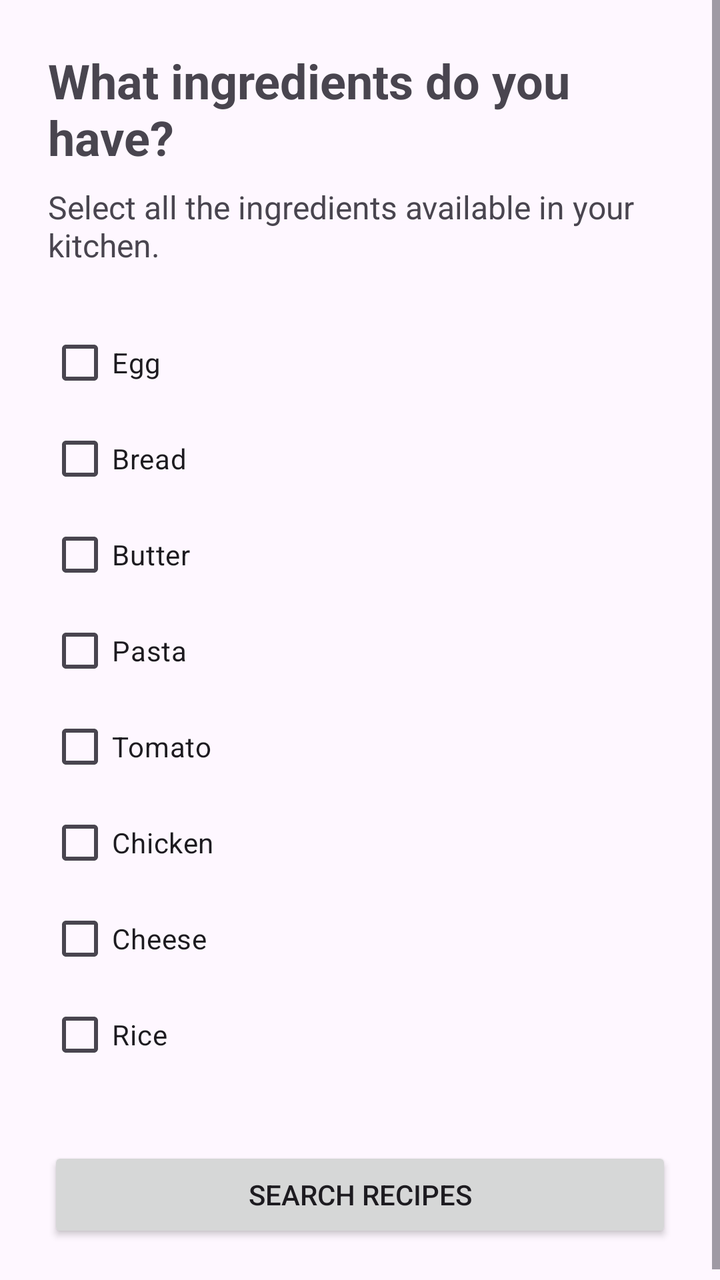
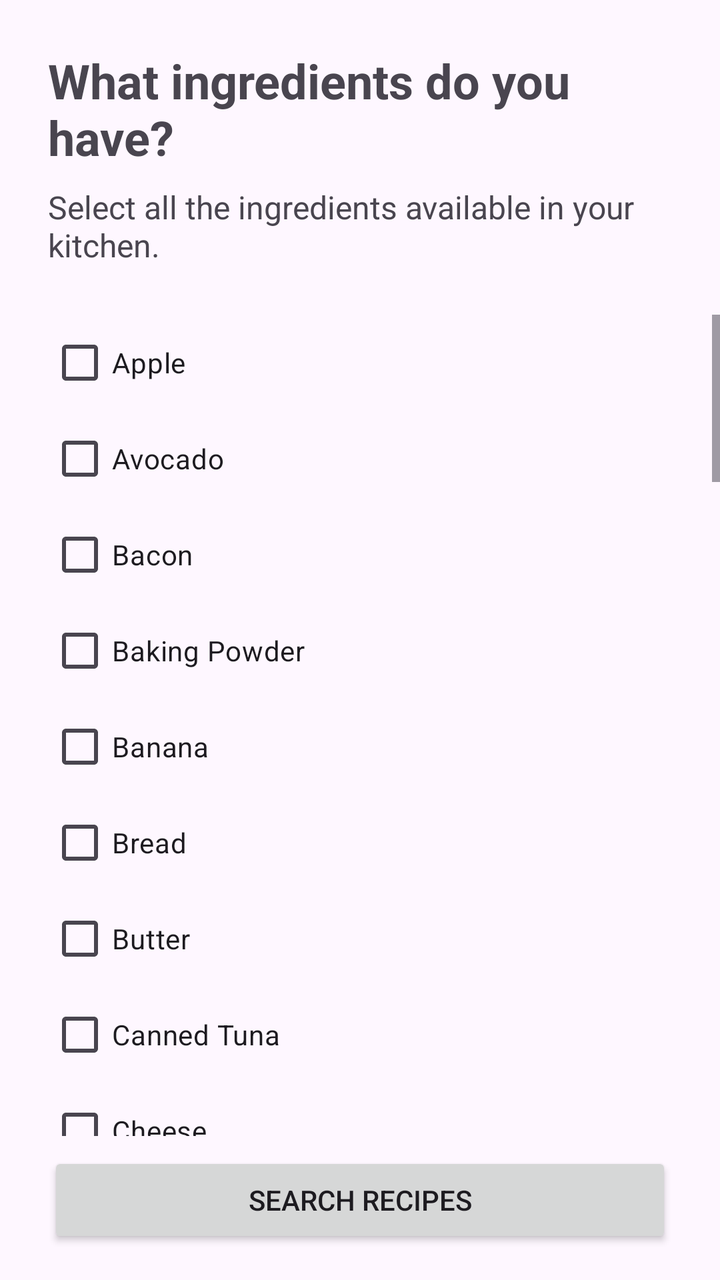

Screens rendered from an Android XML layout before and after an edit, with the pre-edit source and the edit as a unified diff.
<!-- AndroidManifest.xml: application theme Theme.ReciPick -->
<!-- res/layout/activity_main.xml -->
<?xml version="1.0" encoding="utf-8"?>
<ScrollView xmlns:android="http://schemas.android.com/apk/res/android"
    android:layout_width="match_parent"
    android:layout_height="match_parent">

    <LinearLayout
        android:layout_width="match_parent"
        android:layout_height="wrap_content"
        android:orientation="vertical"
        android:padding="24dp">

        <TextView
            android:layout_width="wrap_content"
            android:layout_height="wrap_content"
            android:layout_gravity="center_horizontal"
            android:text="What ingredients do you have?"
            android:textSize="24sp"
            android:textStyle="bold" />

        <TextView
            android:layout_width="wrap_content"
            android:layout_height="wrap_content"
            android:layout_gravity="center_horizontal"
            android:layout_marginTop="8dp"
            android:layout_marginBottom="24dp"
            android:text="Select all the ingredients available in your kitchen."
            android:textSize="16sp" />

        <CheckBox
            android:id="@+id/cbEgg"
            android:layout_width="match_parent"
            android:layout_height="wrap_content"
            android:text="Egg"/>

        <CheckBox
            android:id="@+id/cbBread"
            android:layout_width="match_parent"
            android:layout_height="wrap_content"
            android:text="Bread"/>

        <CheckBox
            android:id="@+id/cbButter"
            android:layout_width="match_parent"
            android:layout_height="wrap_content"
            android:text="Butter"/>

        <CheckBox
            android:id="@+id/cbPasta"
            android:layout_width="match_parent"
            android:layout_height="wrap_content"
            android:text="Pasta"/>

        <CheckBox
            android:id="@+id/cbTomato"
            android:layout_width="match_parent"
            android:layout_height="wrap_content"
            android:text="Tomato"/>

        <CheckBox
            android:id="@+id/cbChicken"
            android:layout_width="match_parent"
            android:layout_height="wrap_content"
            android:text="Chicken"/>

        <CheckBox
            android:id="@+id/cbCheese"
            android:layout_width="match_parent"
            android:layout_height="wrap_content"
            android:text="Cheese"/>

        <CheckBox
            android:id="@+id/cbRice"
            android:layout_width="match_parent"
            android:layout_height="wrap_content"
            android:text="Rice"/>

        <Button
            android:id="@+id/btnSearch"
            android:layout_width="match_parent"
            android:layout_height="wrap_content"
            android:layout_marginTop="32dp"
            android:text="Search Recipes"/>

    </LinearLayout>

</ScrollView>
<!-- resources referenced by this layout -->
<resources>
  <style name="Theme.ReciPick" parent="Base.Theme.ReciPick" />
  <style name="Base.Theme.ReciPick" parent="Theme.Material3.DayNight.NoActionBar">
          
          
      </style>
</resources>

<!-- the commit's change to res/layout/activity_main.xml (unified diff, before → after) -->
@@ -1,13 +1,15 @@
 <?xml version="1.0" encoding="utf-8"?>
-<ScrollView xmlns:android="http://schemas.android.com/apk/res/android"
+<LinearLayout xmlns:android="http://schemas.android.com/apk/res/android"
     android:layout_width="match_parent"
-    android:layout_height="match_parent">
+    android:layout_height="match_parent"
+    android:orientation="vertical">
 
     <LinearLayout
         android:layout_width="match_parent"
         android:layout_height="wrap_content"
         android:orientation="vertical"
-        android:padding="24dp">
+        android:padding="24dp"
+        android:paddingBottom="8dp">
 
         <TextView
             android:layout_width="wrap_content"
@@ -22,65 +24,285 @@
             android:layout_height="wrap_content"
             android:layout_gravity="center_horizontal"
             android:layout_marginTop="8dp"
-            android:layout_marginBottom="24dp"
             android:text="Select all the ingredients available in your kitchen."
             android:textSize="16sp" />
 
-        <CheckBox
-            android:id="@+id/cbEgg"
+    </LinearLayout>
+
+    <ScrollView
+        android:layout_width="match_parent"
+        android:layout_height="0dp"
+        android:layout_weight="1">
+
+        <LinearLayout
             android:layout_width="match_parent"
             android:layout_height="wrap_content"
-            android:text="Egg"/>
-
-        <CheckBox
-            android:id="@+id/cbBread"
-            android:layout_width="match_parent"
-            android:layout_height="wrap_content"
-            android:text="Bread"/>
-
-        <CheckBox
-            android:id="@+id/cbButter"
-            android:layout_width="match_parent"
-            android:layout_height="wrap_content"
-            android:text="Butter"/>
-
-        <CheckBox
-            android:id="@+id/cbPasta"
-            android:layout_width="match_parent"
-            android:layout_height="wrap_content"
-            android:text="Pasta"/>
-
-        <CheckBox
-            android:id="@+id/cbTomato"
-            android:layout_width="match_parent"
-            android:layout_height="wrap_content"
-            android:text="Tomato"/>
-
-        <CheckBox
-            android:id="@+id/cbChicken"
-            android:layout_width="match_parent"
-            android:layout_height="wrap_content"
-            android:text="Chicken"/>
-
-        <CheckBox
-            android:id="@+id/cbCheese"
-            android:layout_width="match_parent"
-            android:layout_height="wrap_content"
-            android:text="Cheese"/>
-
-        <CheckBox
-            android:id="@+id/cbRice"
-            android:layout_width="match_parent"
-            android:layout_height="wrap_content"
-            android:text="Rice"/>
-
-        <Button
-            android:id="@+id/btnSearch"
-            android:layout_width="match_parent"
-            android:layout_height="wrap_content"
-            android:layout_marginTop="32dp"
-            android:text="Search Recipes"/>
-
-    </LinearLayout>
-
-</ScrollView>
+            android:orientation="vertical"
+            android:paddingStart="24dp"
+            android:paddingEnd="24dp">
+
+            <CheckBox
+                android:id="@+id/cbApple"
+                android:layout_width="match_parent"
+                android:layout_height="wrap_content"
+                android:text="Apple" />
+
+            <CheckBox
+                android:id="@+id/cbAvocado"
+                android:layout_width="match_parent"
+                android:layout_height="wrap_content"
+                android:text="Avocado" />
+
+            <CheckBox
+                android:id="@+id/cbBacon"
+                android:layout_width="match_parent"
+                android:layout_height="wrap_content"
+                android:text="Bacon" />
+
+            <CheckBox
+                android:id="@+id/cbBakingPowder"
+                android:layout_width="match_parent"
+                android:layout_height="wrap_content"
+                android:text="Baking Powder" />
+
+            <CheckBox
+                android:id="@+id/cbBanana"
+                android:layout_width="match_parent"
+                android:layout_height="wrap_content"
+                android:text="Banana" />
+
+            <CheckBox
+                android:id="@+id/cbBread"
+                android:layout_width="match_parent"
+                android:layout_height="wrap_content"
+                android:text="Bread" />
+
+            <CheckBox
+                android:id="@+id/cbButter"
+                android:layout_width="match_parent"
+                android:layout_height="wrap_content"
+                android:text="Butter" />
+
+            <CheckBox
+                android:id="@+id/cbCannedTuna"
+                android:layout_width="match_parent"
+                android:layout_height="wrap_content"
+                android:text="Canned Tuna" />
+
+            <CheckBox
+                android:id="@+id/cbCheese"
+                android:layout_width="match_parent"
+                android:layout_height="wrap_content"
+                android:text="Cheese" />
+
+            <CheckBox
+                android:id="@+id/cbChicken"
+                android:layout_width="match_parent"
+                android:layout_height="wrap_content"
+                android:text="Chicken" />
+
+            <CheckBox
+                android:id="@+id/cbCinnamon"
+                android:layout_width="match_parent"
+                android:layout_height="wrap_content"
+                android:text="Cinnamon" />
+
+            <CheckBox
+                android:id="@+id/cbCrackers"
+                android:layout_width="match_parent"
+                android:layout_height="wrap_content"
+                android:text="Crackers" />
+
+            <CheckBox
+                android:id="@+id/cbCucumber"
+                android:layout_width="match_parent"
+                android:layout_height="wrap_content"
+                android:text="Cucumber" />
+
+            <CheckBox
+                android:id="@+id/cbEgg"
+                android:layout_width="match_parent"
+                android:layout_height="wrap_content"
+                android:text="Egg" />
+
+            <CheckBox
+                android:id="@+id/cbFlour"
+                android:layout_width="match_parent"
+                android:layout_height="wrap_content"
+                android:text="Flour" />
+
+            <CheckBox
+                android:id="@+id/cbGarlic"
+                android:layout_width="match_parent"
+                android:layout_height="wrap_content"
+                android:text="Garlic" />
+
+            <CheckBox
+                android:id="@+id/cbHoney"
+                android:layout_width="match_parent"
+                android:layout_height="wrap_content"
+                android:text="Honey" />
+
+            <CheckBox
+                android:id="@+id/cbKetchup"
+                android:layout_width="match_parent"
+                android:layout_height="wrap_content"
+                android:text="Ketchup" />
+
+            <CheckBox
+                android:id="@+id/cbLemon"
+                android:layout_width="match_parent"
+                android:layout_height="wrap_content"
+                android:text="Lemon" />
+
+            <CheckBox
+                android:id="@+id/cbMayonnaise"
+                android:layout_width="match_parent"
+                android:layout_height="wrap_content"
+                android:text="Mayonnaise" />
+
+            <CheckBox
+                android:id="@+id/cbMilk"
+                android:layout_width="match_parent"
+                android:layout_height="wrap_content"
+                android:text="Milk" />
+
+            <CheckBox
+                android:id="@+id/cbMustard"
+                android:layout_width="match_parent"
+                android:layout_height="wrap_content"
+                android:text="Mustard" />
+
+            <CheckBox
+                android:id="@+id/cbNoodles"
+                android:layout_width="match_parent"
+                android:layout_height="wrap_content"
+                android:text="Noodles" />
+
+            <CheckBox
+                android:id="@+id/cbOliveOil"
+                android:layout_width="match_parent"
+                android:layout_height="wrap_content"
+                android:text="Olive Oil" />
+
+            <CheckBox
+                android:id="@+id/cbOlives"
+                android:layout_width="match_parent"
+                android:layout_height="wrap_content"
+                android:text="Olives" />
+
+            <CheckBox
+                android:id="@+id/cbOnion"
+                android:layout_width="match_parent"
+                android:layout_height="wrap_content"
+                android:text="Onion" />
+
+            <CheckBox
+                android:id="@+id/cbOrange"
+                android:layout_width="match_parent"
+                android:layout_height="wrap_content"
+                android:text="Orange" />
+
+            <CheckBox
+                android:id="@+id/cbOregano"
+                android:layout_width="match_parent"
+                android:layout_height="wrap_content"
+                android:text="Oregano" />
+
+            <CheckBox
+                android:id="@+id/cbParmesan"
+                android:layout_width="match_parent"
+                android:layout_height="wrap_content"
+                android:text="Parmesan" />
+
+            <CheckBox
+                android:id="@+id/cbPasta"
+                android:layout_width="match_parent"
+                android:layout_height="wrap_content"
+                android:text="Pasta" />
+
+            <CheckBox
+                android:id="@+id/cbPeanutButter"
+                android:layout_width="match_parent"
+                android:layout_height="wrap_content"
+                android:text="Peanut Butter" />
+
+            <CheckBox
+                android:id="@+id/cbPotato"
+                android:layout_width="match_parent"
+                android:layout_height="wrap_content"
+                android:text="Potato" />
+
+            <CheckBox
+                android:id="@+id/cbRice"
+                android:layout_width="match_parent"
+                android:layout_height="wrap_content"
+                android:text="Rice" />
+
+            <CheckBox
+                android:id="@+id/cbSalt"
+                android:layout_width="match_parent"
+                android:layout_height="wrap_content"
+                android:text="Salt" />
+
+            <CheckBox
+                android:id="@+id/cbShrimp"
+                android:layout_width="match_parent"
+                android:layout_height="wrap_content"
+                android:text="Shrimp" />
+
+            <CheckBox
+                android:id="@+id/cbSoySauce"
+                android:layout_width="match_parent"
+                android:layout_height="wrap_content"
+                android:text="Soy Sauce" />
+
+            <CheckBox
+                android:id="@+id/cbStrawberry"
+                android:layout_width="match_parent"
+                android:layout_height="wrap_content"
+                android:text="Strawberry" />
+
+            <CheckBox
+                android:id="@+id/cbSugar"
+                android:layout_width="match_parent"
+                android:layout_height="wrap_content"
+                android:text="Sugar" />
+
+            <CheckBox
+                android:id="@+id/cbTomato"
+                android:layout_width="match_parent"
+                android:layout_height="wrap_content"
+                android:text="Tomato" />
+
+            <CheckBox
+                android:id="@+id/cbTortillas"
+                android:layout_width="match_parent"
+                android:layout_height="wrap_content"
+                android:text="Tortillas" />
+
+            <CheckBox
+                android:id="@+id/cbVinegar"
+                android:layout_width="match_parent"
+                android:layout_height="wrap_content"
+                android:text="Vinegar" />
+
+            <CheckBox
+                android:id="@+id/cbYogurt"
+                android:layout_width="match_parent"
+                android:layout_height="wrap_content"
+                android:text="Yogurt" />
+        </LinearLayout>
+    </ScrollView>
+
+    <Button
+        android:id="@+id/btnSearch"
+        android:layout_width="match_parent"
+        android:layout_height="wrap_content"
+        android:layout_marginStart="24dp"
+        android:layout_marginEnd="24dp"
+        android:layout_marginTop="8dp"
+        android:layout_marginBottom="16dp"
+        android:text="Search Recipes" />
+
+</LinearLayout>
